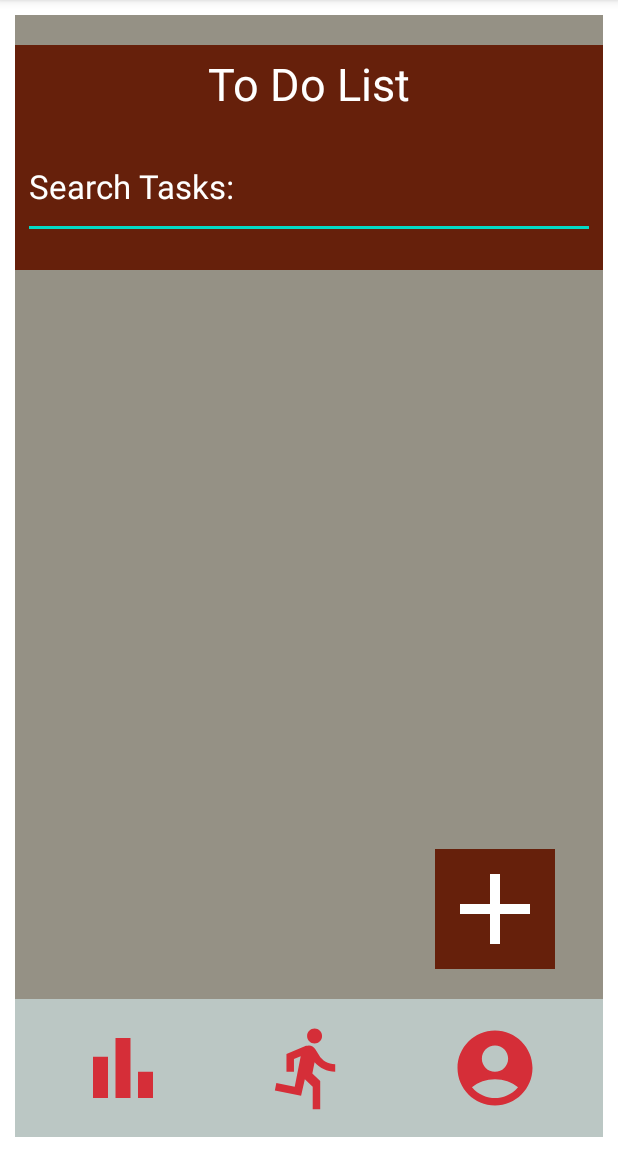
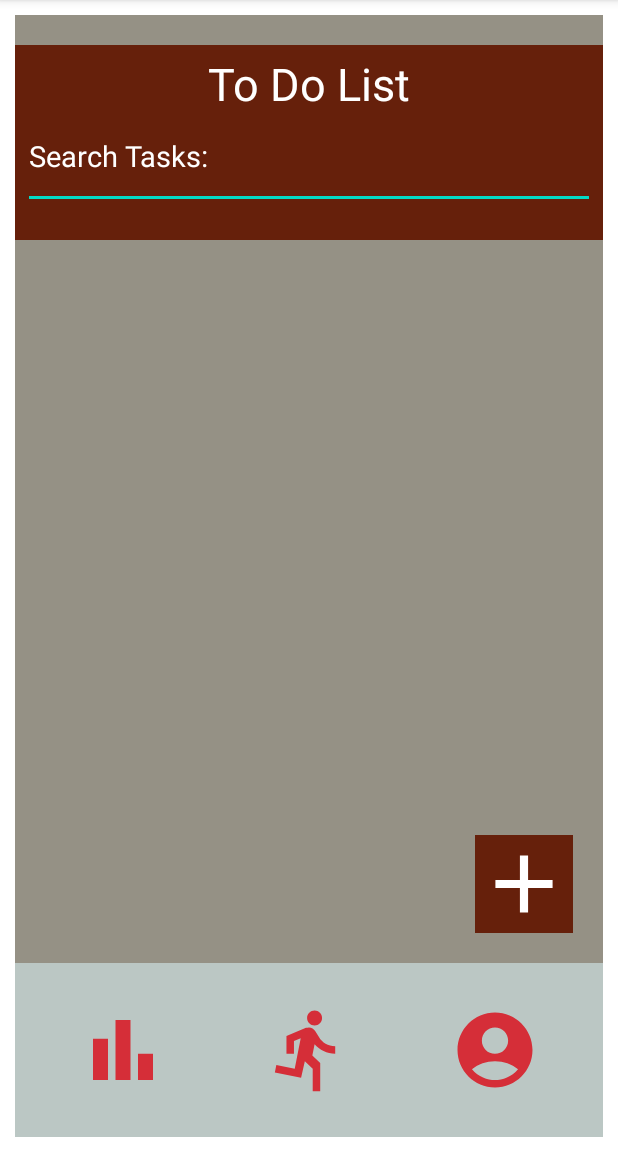
Before and after one commit to ChKarishan/U-CARE, an Android app: the TodoList screen opened directly, with no data from a screen before it, on a phone screen of 412 x 824 dp, the part 84-1236 px from its top. Run offline under Robolectric (Android 15) with nearby library versions, the phone set to English and light mode, and no system bars.

Commit message:
Final version 2

```diff
--- a/app/src/main/java/com/muhammadshahmeer/u_care/Login.java
+++ b/app/src/main/java/com/muhammadshahmeer/u_care/Login.java
@@ -140,6 +140,10 @@ public class Login extends AppCompatActivity {
             }
         });
 
+        if(mAuth.getCurrentUser() != null){
+            startActivity(new Intent(Login.this, Profilepage.class));
+        }
+
 
 
     }
--- a/app/src/main/java/com/muhammadshahmeer/u_care/Signup.java
+++ b/app/src/main/java/com/muhammadshahmeer/u_care/Signup.java
@@ -136,6 +136,10 @@ public class Signup extends AppCompatActivity {
                 startActivity(intent);
             }
         });
+
+        if(mAuth.getCurrentUser() != null){
+            startActivity(new Intent(Signup.this, Profilepage.class));
+        }
 //
 
     }
--- a/app/src/main/res/layout/activity_mainpage.xml
+++ b/app/src/main/res/layout/activity_mainpage.xml
@@ -14,7 +14,7 @@
 
         <RelativeLayout
             android:layout_width="match_parent"
-            android:layout_height="150dp"
+            android:layout_height="130dp"
             android:layout_marginTop="20dp"
             android:background="#66200B"
             android:padding="5dp">
@@ -37,7 +37,7 @@
                 android:hint="Search Days:"
                 android:textColor="@color/white"
                 android:textColorHint="@color/white"
-                android:textSize="22dp" />
+                android:textSize="19dp" />
 
 
         </RelativeLayout>
--- a/app/src/main/res/layout/activity_todo_list.xml
+++ b/app/src/main/res/layout/activity_todo_list.xml
@@ -15,7 +15,7 @@
         <RelativeLayout
             android:background="#66200B"
             android:layout_width="match_parent"
-            android:layout_height="150dp"
+            android:layout_height="130dp"
             android:layout_marginTop="20dp"
             android:padding="5dp">
 
@@ -36,7 +36,7 @@
                 android:hint="Search Tasks:"
                 android:textColor="@color/white"
                 android:textColorHint="@color/white"
-                android:textSize="22dp" />
+                android:textSize="19dp" />
 
         </RelativeLayout>
         <RelativeLayout
@@ -49,19 +49,19 @@
                 android:layout_width="wrap_content"
                 android:layout_height="wrap_content" />
 
-
-        </RelativeLayout>
             <ImageView
                 android:background="#66200B"
                 android:id="@+id/add"
-            android:layout_width="80dp"
-            android:layout_height="80dp"
+                android:layout_width="65dp"
+                android:layout_height="65dp"
                 android:layout_alignParentBottom="true"
-            android:layout_marginBottom="20dp"
-            android:layout_marginHorizontal="280dp"
+                android:layout_alignParentRight="true"
+                android:layout_margin="20dp"
                 android:src="@drawable/add"
                 app:tint="@color/white">
             </ImageView>
+        </RelativeLayout>
+
 
         <LinearLayout
             android:layout_width="match_parent"
--- a/app/src/main/res/layout/row.xml
+++ b/app/src/main/res/layout/row.xml
@@ -7,6 +7,7 @@
     <TextView
         android:layout_width="match_parent"
         android:layout_height="wrap_content"
+        android:textSize="22dp"
         android:id="@+id/exe"/>
 
     <View
```
Lines whose indentation alone changed are shown as unchanged.
